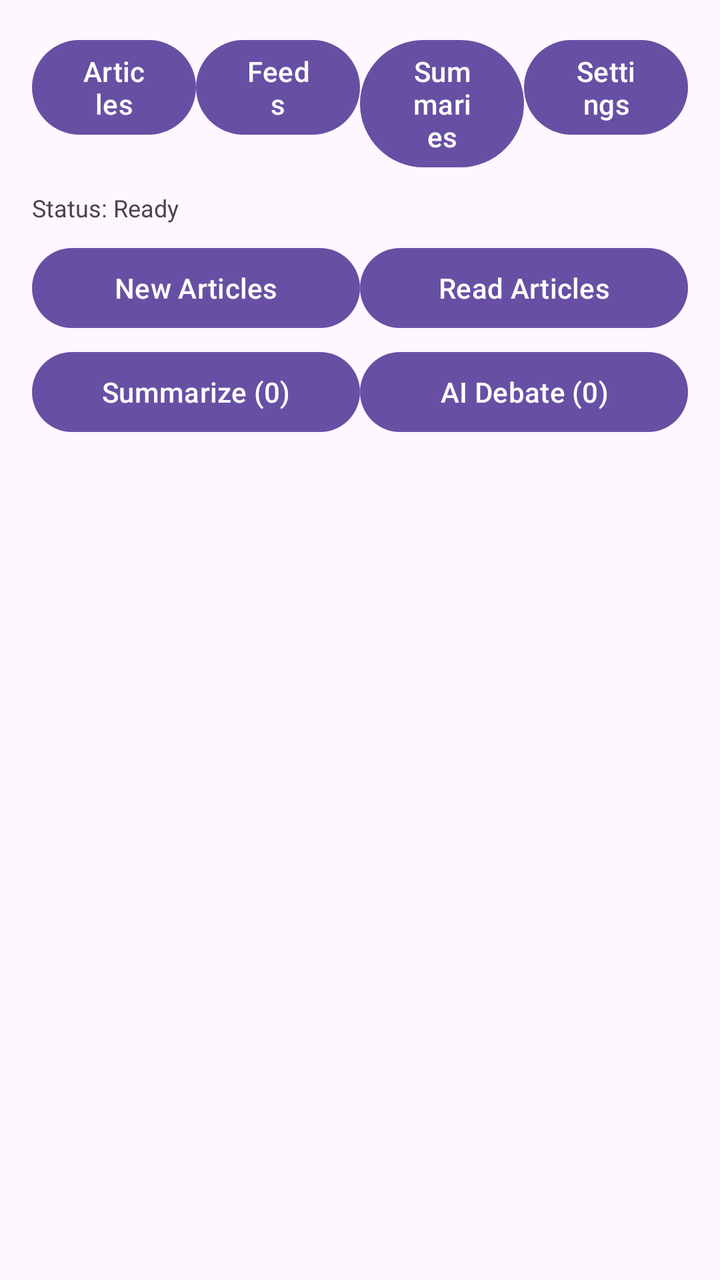
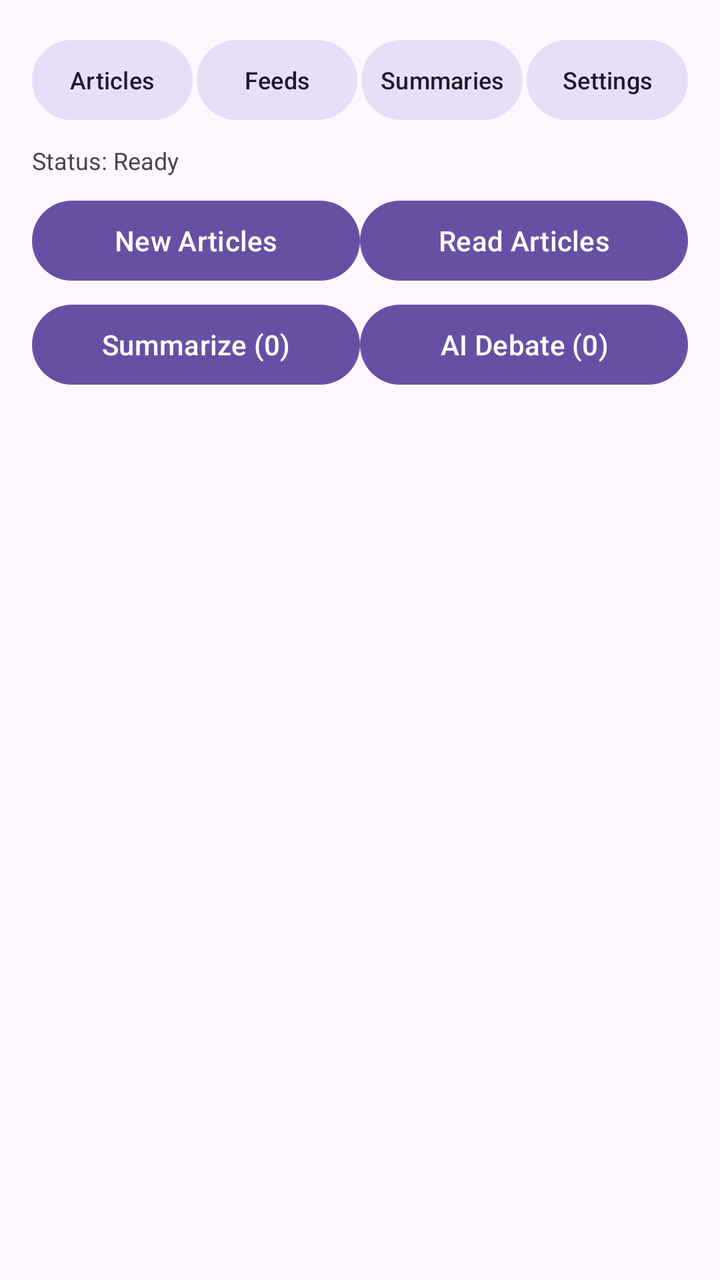

Two renders of the same Android screen: before a commit and after it. Below are the layout's source before the change and the commit's diff.
<!-- AndroidManifest.xml: application theme Theme.Material3.DayNight.NoActionBar -->
<!-- res/layout/activity_main.xml -->
<?xml version="1.0" encoding="utf-8"?>
<LinearLayout xmlns:android="http://schemas.android.com/apk/res/android"
    android:layout_width="match_parent"
    android:layout_height="match_parent"
    android:orientation="vertical"
    android:padding="16dp">

    
    <LinearLayout
        android:layout_width="match_parent"
        android:layout_height="wrap_content"
        android:orientation="horizontal"
        android:weightSum="4">

        <Button
            android:id="@+id/navArticles"
            android:layout_width="0dp"
            android:layout_height="wrap_content"
            android:layout_weight="1"
            android:text="Articles" />

        <Button
            android:id="@+id/navFeeds"
            android:layout_width="0dp"
            android:layout_height="wrap_content"
            android:layout_weight="1"
            android:text="Feeds" />

        <Button
            android:id="@+id/navSummaries"
            android:layout_width="0dp"
            android:layout_height="wrap_content"
            android:layout_weight="1"
            android:text="Summaries" />

        <Button
            android:id="@+id/navSettings"
            android:layout_width="0dp"
            android:layout_height="wrap_content"
            android:layout_weight="1"
            android:text="Settings" />
    </LinearLayout>

    <TextView
        android:id="@+id/statusText"
        android:layout_width="match_parent"
        android:layout_height="wrap_content"
        android:paddingTop="8dp"
        android:paddingBottom="8dp"
        android:text="Status: Ready"
        android:textSize="12sp" />

    
    <FrameLayout
        android:layout_width="match_parent"
        android:layout_height="0dp"
        android:layout_weight="1">

        
        <LinearLayout
            android:id="@+id/viewArticles"
            android:layout_width="match_parent"
            android:layout_height="match_parent"
            android:orientation="vertical">

            <LinearLayout
                android:layout_width="match_parent"
                android:layout_height="wrap_content"
                android:orientation="horizontal">

                <Button
                    android:id="@+id/btnTabNew"
                    android:layout_width="0dp"
                    android:layout_height="wrap_content"
                    android:layout_weight="1"
                    android:text="New Articles" />

                <Button
                    android:id="@+id/btnTabRead"
                    android:layout_width="0dp"
                    android:layout_height="wrap_content"
                    android:layout_weight="1"
                    android:text="Read Articles" />
            </LinearLayout>

            
            <LinearLayout
                android:id="@+id/layoutAiBar"
                android:layout_width="match_parent"
                android:layout_height="wrap_content"
                android:orientation="horizontal"
                android:paddingTop="4dp"
                android:paddingBottom="4dp">

                <Button
                    android:id="@+id/btnSelectAllArticles"
                    android:layout_width="wrap_content"
                    android:layout_height="wrap_content"
                    android:text="Select All"
                    android:visibility="gone" />

                <Button
                    android:id="@+id/btnSummarizeSelected"
                    android:layout_width="0dp"
                    android:layout_height="wrap_content"
                    android:layout_weight="1"
                    android:text="Summarize (0)" />

                <Button
                    android:id="@+id/btnDebateSelected"
                    android:layout_width="0dp"
                    android:layout_height="wrap_content"
                    android:layout_weight="1"
                    android:text="AI Debate (0)" />
            </LinearLayout>

            <androidx.recyclerview.widget.RecyclerView
                android:id="@+id/recyclerArticles"
                android:layout_width="match_parent"
                android:layout_height="match_parent" />
        </LinearLayout>

        
        <LinearLayout
            android:id="@+id/viewFeeds"
            android:layout_width="match_parent"
            android:layout_height="match_parent"
            android:orientation="vertical"
            android:visibility="gone">

            <LinearLayout
                android:layout_width="match_parent"
                android:layout_height="wrap_content"
                android:orientation="horizontal">

                <EditText
                    android:id="@+id/inputFeedUrl"
                    android:layout_width="0dp"
                    android:layout_height="wrap_content"
                    android:layout_weight="1"
                    android:hint="Enter RSS Feed URL"
                    android:inputType="textUri" />

                <Button
                    android:id="@+id/btnAddFeed"
                    android:layout_width="wrap_content"
                    android:layout_height="wrap_content"
                    android:text="Add Feed" />
            </LinearLayout>

            <Button
                android:id="@+id/btnDiscoverFeeds"
                android:layout_width="match_parent"
                android:layout_height="wrap_content"
                android:text="Discover Feeds by Country" />

            <ListView
                android:id="@+id/listFeeds"
                android:layout_width="match_parent"
                android:layout_height="match_parent" />
        </LinearLayout>

        
        <LinearLayout
            android:id="@+id/viewReader"
            android:layout_width="match_parent"
            android:layout_height="match_parent"
            android:orientation="vertical"
            android:visibility="gone">

            <Button
                android:id="@+id/btnBackToArticles"
                android:layout_width="wrap_content"
                android:layout_height="wrap_content"
                android:text="Back to Articles" />

            <TextView
                android:id="@+id/readerTitle"
                android:layout_width="match_parent"
                android:layout_height="wrap_content"
                android:paddingTop="8dp"
                android:paddingBottom="8dp"
                android:textSize="18sp"
                android:textStyle="bold" />

            
            <LinearLayout
                android:id="@+id/readerMediaControls"
                android:layout_width="match_parent"
                android:layout_height="wrap_content"
                android:orientation="horizontal"
                android:gravity="center">

                <Button
                    android:id="@+id/btnReaderRewind"
                    android:layout_width="wrap_content"
                    android:layout_height="wrap_content"
                    android:text="&lt;&lt;" />

                <Button
                    android:id="@+id/btnReaderPlayPause"
                    android:layout_width="wrap_content"
                    android:layout_height="wrap_content"
                    android:text="Play / Pause" />

                <Button
                    android:id="@+id/btnReaderFastForward"
                    android:layout_width="wrap_content"
                    android:layout_height="wrap_content"
                    android:text="&gt;&gt;" />

                <Button
                    android:id="@+id/btnReaderStop"
                    android:layout_width="wrap_content"
                    android:layout_height="wrap_content"
                    android:text="Stop" />
            </LinearLayout>

            <ScrollView
                android:layout_width="match_parent"
                android:layout_height="match_parent">

                <TextView
                    android:id="@+id/readerContent"
                    android:layout_width="match_parent"
                    android:layout_height="wrap_content"
                    android:lineSpacingExtra="4dp"
                    android:textSize="15sp" />
            </ScrollView>
        </LinearLayout>

        
        <LinearLayout
            android:id="@+id/viewSummaries"
            android:layout_width="match_parent"
            android:layout_height="match_parent"
            android:orientation="vertical"
            android:visibility="gone">

            <ListView
                android:id="@+id/listSummaries"
                android:layout_width="match_parent"
                android:layout_height="match_parent" />

            <ScrollView
                android:id="@+id/scrollSummaryDetail"
                android:layout_width="match_parent"
                android:layout_height="match_parent"
                android:visibility="gone">

                <LinearLayout
                    android:layout_width="match_parent"
                    android:layout_height="wrap_content"
                    android:orientation="vertical">

                    <Button
                        android:id="@+id/btnBackToSummariesList"
                        android:layout_width="wrap_content"
                        android:layout_height="wrap_content"
                        android:text="Back to History" />

                    <TextView
                        android:id="@+id/summaryHeaderTitle"
                        android:layout_width="match_parent"
                        android:layout_height="wrap_content"
                        android:paddingTop="8dp"
                        android:paddingBottom="8dp"
                        android:textSize="18sp"
                        android:textStyle="bold" />

                    
                    <LinearLayout
                        android:id="@+id/summaryMediaControls"
                        android:layout_width="match_parent"
                        android:layout_height="wrap_content"
                        android:orientation="horizontal"
                        android:gravity="center">

                        <Button
                            android:id="@+id/btnSummaryRewind"
                            android:layout_width="wrap_content"
                            android:layout_height="wrap_content"
                            android:text="&lt;&lt;" />

                        <Button
                            android:id="@+id/btnSummaryPlayPause"
                            android:layout_width="wrap_content"
                            android:layout_height="wrap_content"
                            android:text="Play / Pause" />

                        <Button
                            android:id="@+id/btnSummaryFastForward"
                            android:layout_width="wrap_content"
                            android:layout_height="wrap_content"
                            android:text="&gt;&gt;" />

                        <Button
                            android:id="@+id/btnSummaryStop"
                            android:layout_width="wrap_content"
                            android:layout_height="wrap_content"
                            android:text="Stop" />
                    </LinearLayout>

                    <ProgressBar
                        android:id="@+id/summaryProgressBar"
                        android:layout_width="wrap_content"
                        android:layout_height="wrap_content"
                        android:layout_gravity="center"
                        android:visibility="gone" />

                    <TextView
                        android:id="@+id/textSummaryOutput"
                        android:layout_width="match_parent"
                        android:layout_height="wrap_content"
                        android:lineSpacingExtra="4dp"
                        android:textSize="15sp" />
                </LinearLayout>
            </ScrollView>
        </LinearLayout>

        
        <ScrollView
            android:id="@+id/viewSettings"
            android:layout_width="match_parent"
            android:layout_height="match_parent"
            android:visibility="gone">

            <LinearLayout
                android:layout_width="match_parent"
                android:layout_height="wrap_content"
                android:orientation="vertical">

                <TextView
                    android:layout_width="wrap_content"
                    android:layout_height="wrap_content"
                    android:text="Gemini API Key:"
                    android:textStyle="bold" />

                <EditText
                    android:id="@+id/inputApiKey"
                    android:layout_width="match_parent"
                    android:layout_height="wrap_content"
                    android:hint="Paste your Gemini API key"
                    android:inputType="textPassword" />

                <Switch
                    android:id="@+id/switchAi"
                    android:layout_width="match_parent"
                    android:layout_height="wrap_content"
                    android:paddingTop="8dp"
                    android:text="Enable AI Features &amp; Selection" />

                <Switch
                    android:id="@+id/switchAutoMarkRead"
                    android:layout_width="match_parent"
                    android:layout_height="wrap_content"
                    android:paddingTop="8dp"
                    android:text="Auto-mark articles as read on click" />

                <TextView
                    android:layout_width="wrap_content"
                    android:layout_height="wrap_content"
                    android:paddingTop="12dp"
                    android:text="Target AI &amp; TTS Language:"
                    android:textStyle="bold" />

                <Spinner
                    android:id="@+id/spinnerLanguage"
                    android:layout_width="match_parent"
                    android:layout_height="wrap_content" />

                <TextView
                    android:layout_width="wrap_content"
                    android:layout_height="wrap_content"
                    android:paddingTop="12dp"
                    android:text="Text-to-Speech Voice Engine:"
                    android:textStyle="bold" />

                <Spinner
                    android:id="@+id/spinnerTtsVoice"
                    android:layout_width="match_parent"
                    android:layout_height="wrap_content" />

                <TextView
                    android:layout_width="wrap_content"
                    android:layout_height="wrap_content"
                    android:paddingTop="12dp"
                    android:text="Read Article Retention Policy:"
                    android:textStyle="bold" />

                <Spinner
                    android:id="@+id/spinnerRetention"
                    android:layout_width="match_parent"
                    android:layout_height="wrap_content" />

                <TextView
                    android:layout_width="wrap_content"
                    android:layout_height="wrap_content"
                    android:paddingTop="12dp"
                    android:text="Summary Depth/Length:"
                    android:textStyle="bold" />

                <Spinner
                    android:id="@+id/spinnerDepth"
                    android:layout_width="match_parent"
                    android:layout_height="wrap_content" />

                <TextView
                    android:layout_width="wrap_content"
                    android:layout_height="wrap_content"
                    android:paddingTop="12dp"
                    android:text="AI Debate Angle / Tone:"
                    android:textStyle="bold" />

                <Spinner
                    android:id="@+id/spinnerDebateTone"
                    android:layout_width="match_parent"
                    android:layout_height="wrap_content" />

                <Button
                    android:id="@+id/btnSaveApiKey"
                    android:layout_width="match_parent"
                    android:layout_height="wrap_content"
                    android:layout_marginTop="16dp"
                    android:text="Save Settings" />
            </LinearLayout>
        </ScrollView>
    </FrameLayout>
</LinearLayout>
<!-- resources referenced by this layout -->
<resources>

</resources>

<!-- the commit's change to res/layout/activity_main.xml (unified diff, before → after) -->
@@ -12,33 +12,56 @@
         android:orientation="horizontal"
         android:weightSum="4">
 
-        <Button
+        <com.google.android.material.button.MaterialButton
             android:id="@+id/navArticles"
+            style="@style/Widget.Material3.Button.TonalButton"
             android:layout_width="0dp"
             android:layout_height="wrap_content"
             android:layout_weight="1"
-            android:text="Articles" />
-
-        <Button
+            android:layout_marginEnd="2dp"
+            android:paddingLeft="2dp"
+            android:paddingRight="2dp"
+            android:singleLine="true"
+            android:text="Articles"
+            android:textSize="12sp" />
+
+        <com.google.android.material.button.MaterialButton
             android:id="@+id/navFeeds"
+            style="@style/Widget.Material3.Button.TonalButton"
             android:layout_width="0dp"
             android:layout_height="wrap_content"
             android:layout_weight="1"
-            android:text="Feeds" />
-
-        <Button
+            android:layout_marginEnd="2dp"
+            android:paddingLeft="2dp"
+            android:paddingRight="2dp"
+            android:singleLine="true"
+            android:text="Feeds"
+            android:textSize="12sp" />
+
+        <com.google.android.material.button.MaterialButton
             android:id="@+id/navSummaries"
+            style="@style/Widget.Material3.Button.TonalButton"
             android:layout_width="0dp"
             android:layout_height="wrap_content"
             android:layout_weight="1"
-            android:text="Summaries" />
-
-        <Button
+            android:layout_marginEnd="2dp"
+            android:paddingLeft="2dp"
+            android:paddingRight="2dp"
+            android:singleLine="true"
+            android:text="Summaries"
+            android:textSize="12sp" />
+
+        <com.google.android.material.button.MaterialButton
             android:id="@+id/navSettings"
+            style="@style/Widget.Material3.Button.TonalButton"
             android:layout_width="0dp"
             android:layout_height="wrap_content"
             android:layout_weight="1"
-            android:text="Settings" />
+            android:paddingLeft="2dp"
+            android:paddingRight="2dp"
+            android:singleLine="true"
+            android:text="Settings"
+            android:textSize="12sp" />
     </LinearLayout>
 
     <TextView
